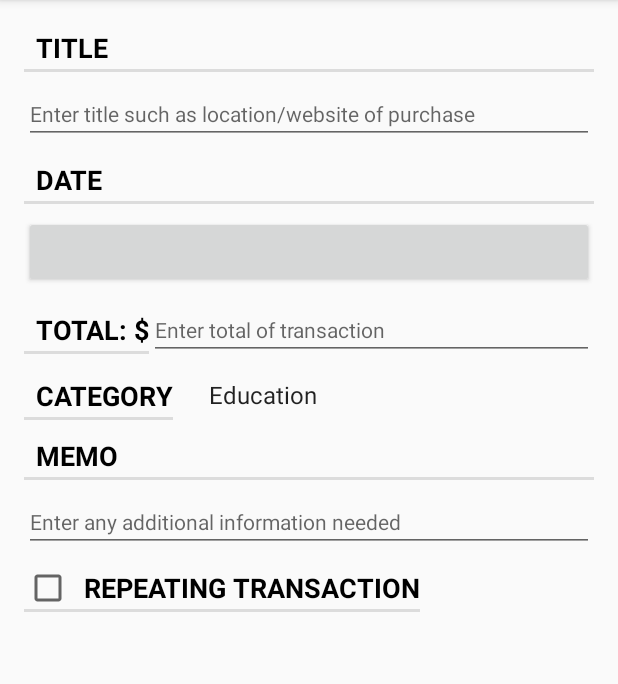
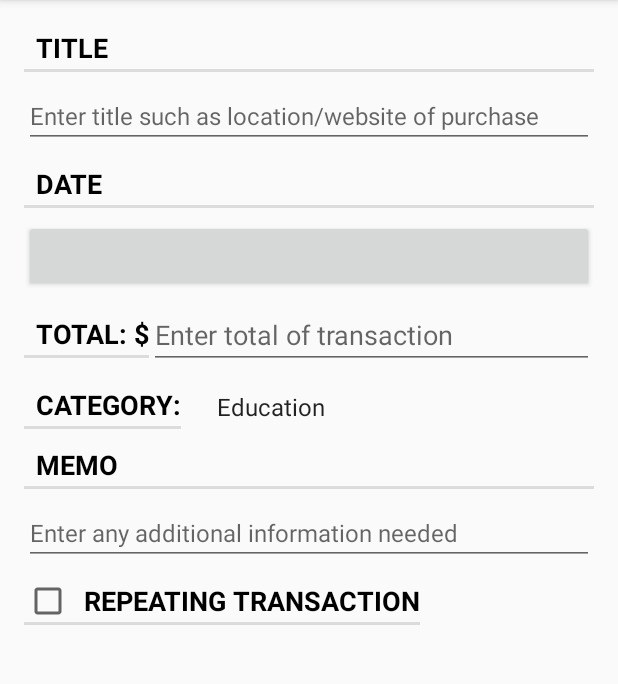
Before and after one commit to HeyZeusV/PlutusWallet, an Android app: the screen it shows after launch (MainActivity), after a tap on an icon or button, on a phone screen of 412 x 824 dp, the part 84-768 px from its top. Run offline under Robolectric (Android 15) with nearby library versions, the phone set to English and light mode, and no system bars; our stand-ins replace Room's generated code; 1 statement that could not run was skipped; 1 other tap on this screen came first.

Commit message:
Transaction: Added additional field that will hold period of frequency (day/week/month/year) TransactionFragment: Could not get frequencySpinner to update correctly if there was previous data, so changed it into an EditText. Works nicely now. fragment_transaction: Changed frequencySpinner to EditText. Made small layout improvements.

```diff
--- a/app/src/main/java/com/heyzeusv/financeapplication/Transaction.kt
+++ b/app/src/main/java/com/heyzeusv/financeapplication/Transaction.kt
@@ -19,4 +19,5 @@ data class Transaction(
     var memo      : String     = "",
     var category  : String     = "Education",
     var repeating : Boolean    = false,
-    var frequency : Int        = 0)
+    var frequency : Int        = 1,
+    var period    : Int        = 0)
--- a/app/src/main/java/com/heyzeusv/financeapplication/TransactionFragment.kt
+++ b/app/src/main/java/com/heyzeusv/financeapplication/TransactionFragment.kt
@@ -33,10 +33,10 @@ class TransactionFragment : Fragment(), DatePickerFragment.Callbacks {
     private lateinit var titleField             : EditText
     private lateinit var totalField             : EditText
     private lateinit var memoField              : EditText
+    private lateinit var frequencyField         : EditText
     private lateinit var dateButton             : Button
     private lateinit var repeatingCheckBox      : CheckBox
     private lateinit var categorySpinner        : Spinner
-    private lateinit var frequencySpinner       : Spinner
     private lateinit var frequencyPeriodSpinner : Spinner
     private lateinit var frequencyText          : TextView
 
@@ -46,6 +46,8 @@ class TransactionFragment : Fragment(), DatePickerFragment.Callbacks {
     private var monthArray     = arrayOf("1", "2", "3", "4", "5", "6", "7", "8", "9", "10", "11")
     private var yearArray      = arrayOf("1", "2", "3", "4", "5")
     private var frequencyArray = arrayOf("Day(s)", "Week(s)", "Month(s)", "Year(s)")
+
+    private var categoryNamesList = listOf<String>()
 
     // provides instance of ViewModel
     private val transactionDetailViewModel : TransactionDetailViewModel by lazy {
@@ -73,20 +75,18 @@ class TransactionFragment : Fragment(), DatePickerFragment.Callbacks {
         titleField             = view.findViewById(R.id.transaction_title)            as EditText
         totalField             = view.findViewById(R.id.transaction_total)            as EditText
         memoField              = view.findViewById(R.id.transaction_memo)             as EditText
+        frequencyField         = view.findViewById(R.id.transaction_frequency)        as EditText
         dateButton             = view.findViewById(R.id.transaction_date)             as Button
         repeatingCheckBox      = view.findViewById(R.id.transaction_repeating)        as CheckBox
         categorySpinner        = view.findViewById(R.id.transaction_category)         as Spinner
-        frequencySpinner       = view.findViewById(R.id.transaction_frequency)        as Spinner
         frequencyPeriodSpinner = view.findViewById(R.id.transaction_frequency_period) as Spinner
         frequencyText          = view.findViewById(R.id.frequencyTextView)            as TextView
 
-        // set up for the frequencySpinners
-        val frequencySpinnerAdapter       = ArrayAdapter(context!!, android.R.layout.simple_spinner_item, dayArray)
+        // set up for the frequencyPeriodSpinner
         val frequencyPeriodSpinnerAdapter = ArrayAdapter(context!!, android.R.layout.simple_spinner_item, frequencyArray)
-        frequencySpinnerAdapter      .setDropDownViewResource(android.R.layout.simple_dropdown_item_1line)
         frequencyPeriodSpinnerAdapter.setDropDownViewResource(android.R.layout.simple_dropdown_item_1line)
-        frequencySpinner.adapter       = frequencySpinnerAdapter
         frequencyPeriodSpinner.adapter = frequencyPeriodSpinnerAdapter
+
         // checks to see how user arrived to TransactionFragment
         val fromFab : Boolean = arguments?.getBoolean(ARG_FROM_FAB) as Boolean
         if (fromFab) {
@@ -159,6 +159,7 @@ class TransactionFragment : Fragment(), DatePickerFragment.Callbacks {
                 // if not null
                 categoryNames?.let {
                     // sets up the categorySpinner
+                    categoryNamesList = categoryNames
                     val categorySpinnerAdapter = ArrayAdapter(context!!, android.R.layout.simple_spinner_item, categoryNames)
                     categorySpinnerAdapter.setDropDownViewResource(android.R.layout.simple_dropdown_item_1line)
                     categorySpinner.adapter = categorySpinnerAdapter
@@ -180,10 +181,7 @@ class TransactionFragment : Fragment(), DatePickerFragment.Callbacks {
 
             // sequence is user's input which title is changed to
             override fun onTextChanged(
-                sequence : CharSequence?,
-                start    : Int,
-                before   : Int,
-                count    : Int
+                sequence : CharSequence?, start : Int, before : Int, count : Int
             ) {
                 transaction.title = sequence.toString()
             }
@@ -200,10 +198,7 @@ class TransactionFragment : Fragment(), DatePickerFragment.Callbacks {
 
             // sequence is user's input which total is changed to
             override fun onTextChanged(
-                sequence : CharSequence?,
-                start    : Int,
-                before   : Int,
-                count    : Int
+                sequence : CharSequence?, start : Int, before : Int, count : Int
             ) {
                 try {
                     transaction.total = BigDecimal(sequence.toString())
@@ -225,10 +220,7 @@ class TransactionFragment : Fragment(), DatePickerFragment.Callbacks {
 
             // sequence is user's input which memo is changed to
             override fun onTextChanged(
-                sequence : CharSequence?,
-                start    : Int,
-                before   : Int,
-                count    : Int
+                sequence : CharSequence?, start : Int, before : Int, count : Int
             ) {
                 transaction.memo = sequence.toString()
             }
@@ -237,9 +229,32 @@ class TransactionFragment : Fragment(), DatePickerFragment.Callbacks {
             override fun afterTextChanged(sequence: Editable?) {}
         }
 
-        titleField.addTextChangedListener(titleWatcher)
-        totalField.addTextChangedListener(totalWatcher)
-        memoField .addTextChangedListener(memoWatcher)
+        // placed in onStart due to being triggered when view state is restored
+        val frequencyWatcher = object : TextWatcher {
+
+            // not needed so blank
+            override fun beforeTextChanged(sequence: CharSequence?, start: Int, count: Int, after: Int) {}
+
+            // sequence is user's input which memo is changed to
+            override fun onTextChanged(
+                sequence : CharSequence?, start : Int, before : Int, count : Int
+            ) {
+                try {
+                    transaction.frequency = Integer.parseInt(sequence.toString())
+                } catch (e : NumberFormatException) {
+
+                    transaction.frequency = 0
+                }
+            }
+
+            // not needed so blank
+            override fun afterTextChanged(sequence: Editable?) {}
+        }
+
+        titleField    .addTextChangedListener(titleWatcher)
+        totalField    .addTextChangedListener(totalWatcher)
+        memoField     .addTextChangedListener(memoWatcher)
+        frequencyField.addTextChangedListener(frequencyWatcher)
 
         // OnClickListener not affected by state restoration,
         // but nice to have listeners in one place
@@ -258,12 +273,12 @@ class TransactionFragment : Fragment(), DatePickerFragment.Callbacks {
                 if (isChecked) {
 
                     frequencyText         .isVisible = true
-                    frequencySpinner      .isVisible = true
+                    frequencyField        .isVisible = true
                     frequencyPeriodSpinner.isVisible = true
                 } else {
 
                     frequencyText         .isVisible = false
-                    frequencySpinner      .isVisible = false
+                    frequencyField        .isVisible = false
                     frequencyPeriodSpinner.isVisible = false
                 }
             }
@@ -271,30 +286,12 @@ class TransactionFragment : Fragment(), DatePickerFragment.Callbacks {
         categorySpinner.onItemSelectedListener = object : AdapterView.OnItemSelectedListener {
 
             override fun onItemSelected(
-                parent: AdapterView<*>?,
-                view: View?,
-                position: Int,
-                id: Long
+                parent: AdapterView<*>?, view: View?, position: Int, id: Long
             ) {
 
                 Log.d(TAG, "CategorySpinner: ${parent?.getItemAtPosition(position)}")
                 // updates the category to selected one
-                transaction.category = parent?.getItemAtPosition(position).toString()
-            }
-
-            override fun onNothingSelected(parent: AdapterView<*>?) {}
-        }
-
-        frequencySpinner.onItemSelectedListener = object : AdapterView.OnItemSelectedListener {
-
-            override fun onItemSelected(
-                parent: AdapterView<*>?,
-                view: View?,
-                position: Int,
-                id: Long
-            ) {
-
-                Log.d(TAG, "FrequencySpinner: $position")
+                transaction.category = parent?.getItemAtPosition(position) as String
             }
 
             override fun onNothingSelected(parent: AdapterView<*>?) {}
@@ -303,18 +300,10 @@ class TransactionFragment : Fragment(), DatePickerFragment.Callbacks {
         frequencyPeriodSpinner.onItemSelectedListener = object :AdapterView.OnItemSelectedListener {
 
             override fun onItemSelected(
-                parent: AdapterView<*>?,
-                view: View?,
-                position: Int,
-                id: Long
+                parent: AdapterView<*>?, view: View?, position: Int, id: Long
             ) {
-                when (position) {
 
-                    0 -> setFrequencySpinner(dayArray)
-                    1 -> setFrequencySpinner(weekArray)
-                    2 -> setFrequencySpinner(monthArray)
-                    3 -> setFrequencySpinner(yearArray)
-                }
+                    transaction.period = position
             }
 
             override fun onNothingSelected(parent: AdapterView<*>?) {}
@@ -334,15 +323,18 @@ class TransactionFragment : Fragment(), DatePickerFragment.Callbacks {
 
     private fun updateUI() {
 
-        titleField.setText(transaction.title)
-        memoField .setText(transaction.memo)
-        totalField.setText(String.format(transaction.total.toString()))
+        titleField    .setText(transaction.title)
+        memoField     .setText(transaction.memo)
+        totalField    .setText(String.format(transaction.total.toString()))
+        frequencyField.setText(transaction.frequency.toString())
         dateButton.text = DateFormat.getDateInstance(DateFormat.FULL).format(this.transaction.date)
+        categorySpinner.setSelection(categoryNamesList.indexOf(transaction.category))
         repeatingCheckBox.apply {
             isChecked = transaction.repeating
             // skips animation
             jumpDrawablesToCurrentState()
         }
+        frequencyPeriodSpinner.setSelection(transaction.period)
     }
 
     // will update date with the date selected from DatePickerFragment
@@ -351,18 +343,6 @@ class TransactionFragment : Fragment(), DatePickerFragment.Callbacks {
         transaction.date = date
         updateUI()
     }
-
-    // sets up the frequencySpinner depending on what the user selects
-    // for the frequencyPeriodSpinner
-    fun setFrequencySpinner(frequencyArray : Array<String>) {
-
-        val frequencySpinnerAdapter =
-            ArrayAdapter(context!!, android.R.layout.simple_spinner_item, frequencyArray)
-        frequencySpinnerAdapter.setDropDownViewResource(
-            android.R.layout.simple_dropdown_item_1line)
-        frequencySpinner.adapter = frequencySpinnerAdapter
-    }
-
 
     companion object {
 
--- a/app/src/main/java/com/heyzeusv/financeapplication/database/TransactionDatabase.kt
+++ b/app/src/main/java/com/heyzeusv/financeapplication/database/TransactionDatabase.kt
@@ -7,7 +7,7 @@ import com.heyzeusv.financeapplication.Category
 import com.heyzeusv.financeapplication.Transaction
 
 @Database(entities = [Transaction::class, Category::class],
-    version = 2, exportSchema = true)
+    version = 3, exportSchema = true)
 @TypeConverters(TransactionTypeConverters::class)
 abstract class TransactionDatabase : RoomDatabase() {
 
--- a/app/src/main/res/layout/fragment_transaction.xml
+++ b/app/src/main/res/layout/fragment_transaction.xml
@@ -28,9 +28,9 @@
         android:layout_marginTop="8dp"
         android:layout_marginEnd="16dp"
         android:hint="@string/transaction_title_hint"
-        android:textSize="14sp"
+        android:importantForAutofill="no"
         android:inputType="text"
-        android:importantForAutofill="no"
+        android:textSize="16sp"
         app:layout_constraintEnd_toEndOf="parent"
         app:layout_constraintStart_toStartOf="parent"
         app:layout_constraintTop_toBottomOf="@+id/titleTextView" />
@@ -72,6 +72,7 @@
         android:text="@string/transaction_total"
         android:textColor="@android:color/black"
         android:textSize="18sp"
+        app:layout_constraintEnd_toStartOf="@+id/transaction_total"
         app:layout_constraintStart_toStartOf="parent"
         app:layout_constraintTop_toBottomOf="@+id/transaction_date" />
 
@@ -79,13 +80,13 @@
         android:id="@+id/transaction_total"
         android:layout_width="0dp"
         android:layout_height="wrap_content"
-        android:layout_marginTop="8dp"
+        android:layout_marginTop="6dp"
         android:layout_marginEnd="16dp"
         android:ems="10"
         android:hint="@string/transaction_total_hint"
         android:importantForAutofill="no"
         android:inputType="numberDecimal"
-        android:textSize="14sp"
+        android:textSize="18sp"
         app:layout_constraintEnd_toEndOf="parent"
         app:layout_constraintStart_toEndOf="@+id/totalTextView"
         app:layout_constraintTop_toBottomOf="@+id/transaction_date" />
@@ -109,7 +110,7 @@
         android:id="@+id/transaction_category"
         android:layout_width="0dp"
         android:layout_height="wrap_content"
-        android:layout_marginTop="12dp"
+        android:layout_marginTop="14dp"
         android:layout_marginEnd="16dp"
         android:background="@null"
         app:layout_constraintEnd_toEndOf="parent"
@@ -141,8 +142,11 @@
         android:ems="10"
         android:hint="@string/transaction_memo_hint"
         android:importantForAutofill="no"
-        android:inputType="textPersonName"
-        android:textSize="14sp"
+        android:inputType="textMultiLine"
+        android:maxLines="5"
+        android:minLines="1"
+        android:singleLine="false"
+        android:textSize="16sp"
         app:layout_constraintEnd_toEndOf="parent"
         app:layout_constraintStart_toStartOf="parent"
         app:layout_constraintTop_toBottomOf="@+id/memoTextView" />
@@ -172,30 +176,37 @@
         android:textSize="18sp"
         android:visibility="invisible"
         app:layout_constraintStart_toStartOf="parent"
-        app:layout_constraintTop_toBottomOf="@+id/transaction_repeating" />
+        app:layout_constraintTop_toBottomOf="@+id/transaction_repeating"
+        tools:visibility="visible" />
 
-    <Spinner
+    <EditText
         android:id="@+id/transaction_frequency"
-        android:layout_width="0dp"
+        android:layout_width="wrap_content"
         android:layout_height="wrap_content"
-        android:layout_marginStart="8dp"
-        android:layout_marginTop="12dp"
-        android:background="@null"
+        android:layout_marginTop="2dp"
+        android:gravity="center_horizontal"
+        android:hint="@string/transaction_frequency_hint"
+        android:importantForAutofill="no"
+        android:inputType="number"
+        android:maxLength="2"
+        android:textSize="18sp"
         android:visibility="invisible"
         app:layout_constraintStart_toEndOf="@+id/frequencyTextView"
-        app:layout_constraintTop_toBottomOf="@+id/transaction_repeating" />
+        app:layout_constraintTop_toBottomOf="@+id/transaction_repeating"
+        tools:visibility="visible" />
 
     <Spinner
         android:id="@+id/transaction_frequency_period"
         android:layout_width="0dp"
         android:layout_height="wrap_content"
-        android:layout_marginStart="8dp"
         android:layout_marginTop="12dp"
         android:layout_marginEnd="16dp"
         android:background="@null"
+        android:gravity="start|center_vertical"
         android:visibility="invisible"
         app:layout_constraintEnd_toEndOf="parent"
         app:layout_constraintStart_toEndOf="@+id/transaction_frequency"
-        app:layout_constraintTop_toBottomOf="@+id/transaction_repeating" />
+        app:layout_constraintTop_toBottomOf="@+id/transaction_repeating"
+        tools:visibility="visible" />
 
 </androidx.constraintlayout.widget.ConstraintLayout>
--- a/app/src/main/res/values/strings.xml
+++ b/app/src/main/res/values/strings.xml
@@ -5,9 +5,10 @@
     <string name="transaction_date">Date</string>
     <string name="transaction_total">Total: $</string>
     <string name="transaction_total_hint">Enter total of transaction</string>
-    <string name="transaction_category">Category</string>
+    <string name="transaction_category">Category:</string>
     <string name="transaction_repeating_transaction">Repeating Transaction</string>
     <string name="transaction_frequency">Frequency: Every</string>
     <string name="transaction_memo">Memo</string>
     <string name="transaction_memo_hint">Enter any additional information needed</string>
+    <string name="transaction_frequency_hint">1–99</string>
 </resources>
```
Also changed, not shown: 2 other files.
